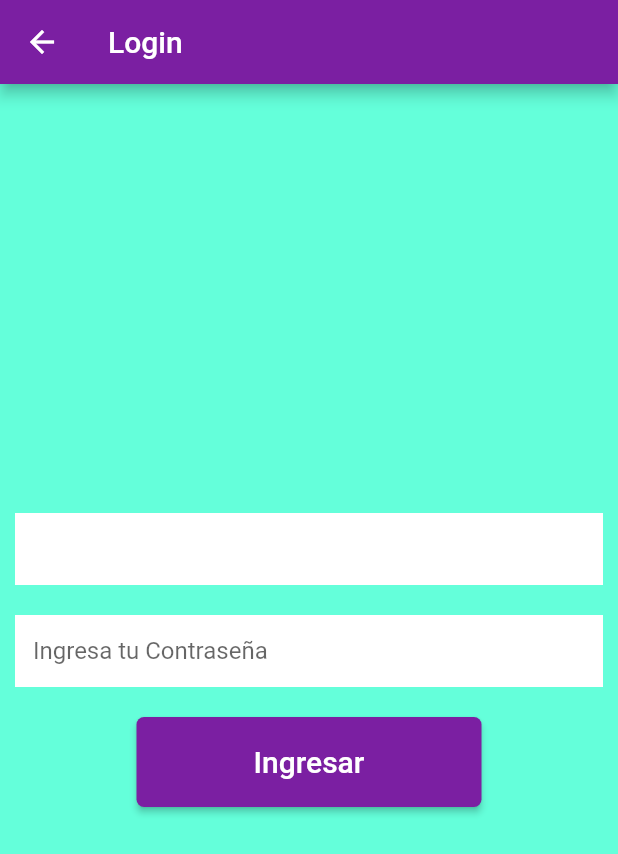
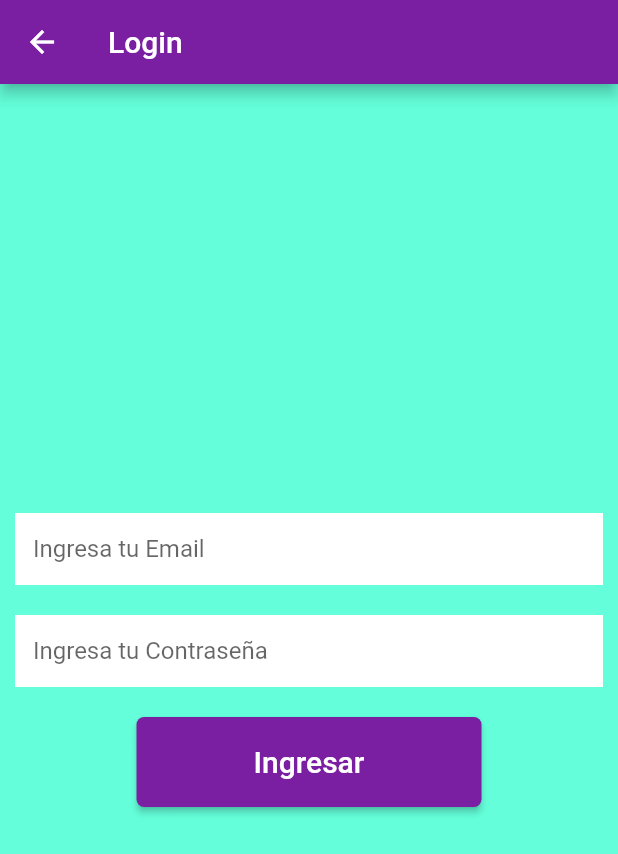
Before and after one commit to JuanFerr1098/ProyectoIntegrador1, a Flutter app: the screen it shows after launch, after a tap on "Login", on a phone screen of 412 x 824 dp. Shown: the top 854 px of the screen. Run offline on Flutter 3.47's test engine with Material 2 defaults, Android fonts, the phone set to English and light mode, and no system bars; our stand-ins replace cloud_firestore, firebase_auth, firebase_core, flutter_signin_button, fluttertoast; accounts and stored records are empty; network calls fail; project files that could hold a hidden picture were left out.

Commit message:
Fusion y correccion
Se fusioina lo de Deyber y Chope

```diff
--- a/newtonapp/lib/pages/index_page.dart
+++ b/newtonapp/lib/pages/index_page.dart
@@ -98,7 +98,7 @@ class _IndexPage extends State<IndexPage> {
           ),
           onPressed: () {
             Navigator.push(context,
-                MaterialPageRoute(builder: (context) => const Retos()));
+                MaterialPageRoute(builder: (context) => Retos()));
           },
           child: Text(
             'Retos',
--- a/newtonapp/lib/pages/signin_page.dart
+++ b/newtonapp/lib/pages/signin_page.dart
@@ -44,7 +44,7 @@ class _SignInPageState extends State<SignInPage> {
               //Aqui esta la entrada de texto
               controller: _emailController,
               decoration: const InputDecoration(
-                  hintlText: 'Ingresa tu Email',
+                  hintText: 'Ingresa tu Email',
                   border: InputBorder.none,
                   fillColor: Colors.white,
                   filled: true),
```
